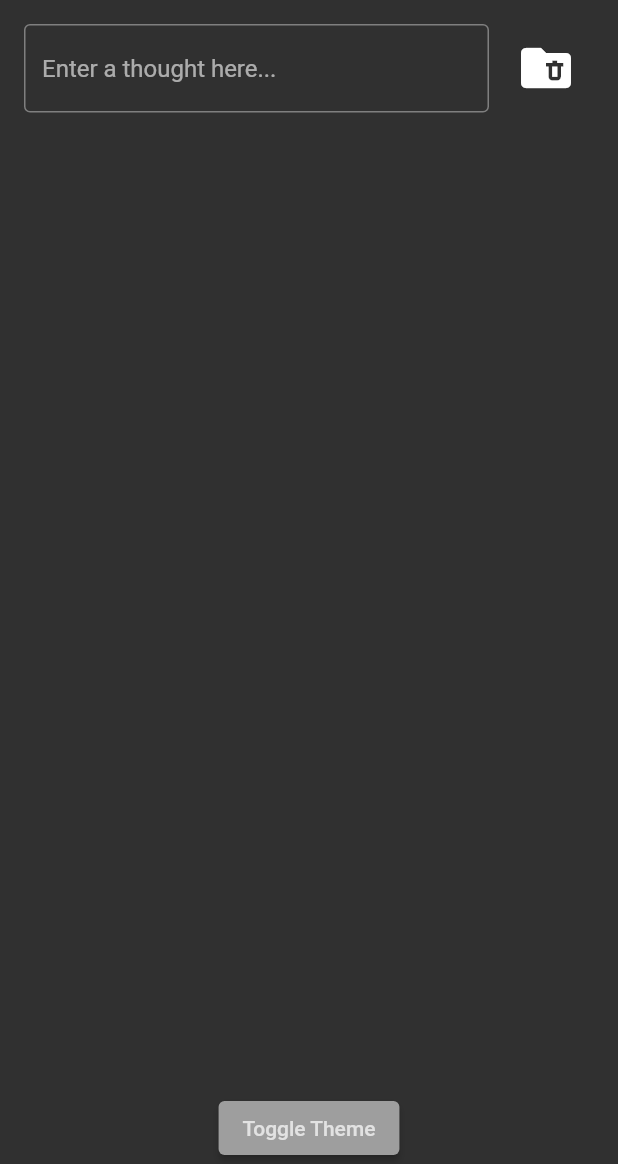
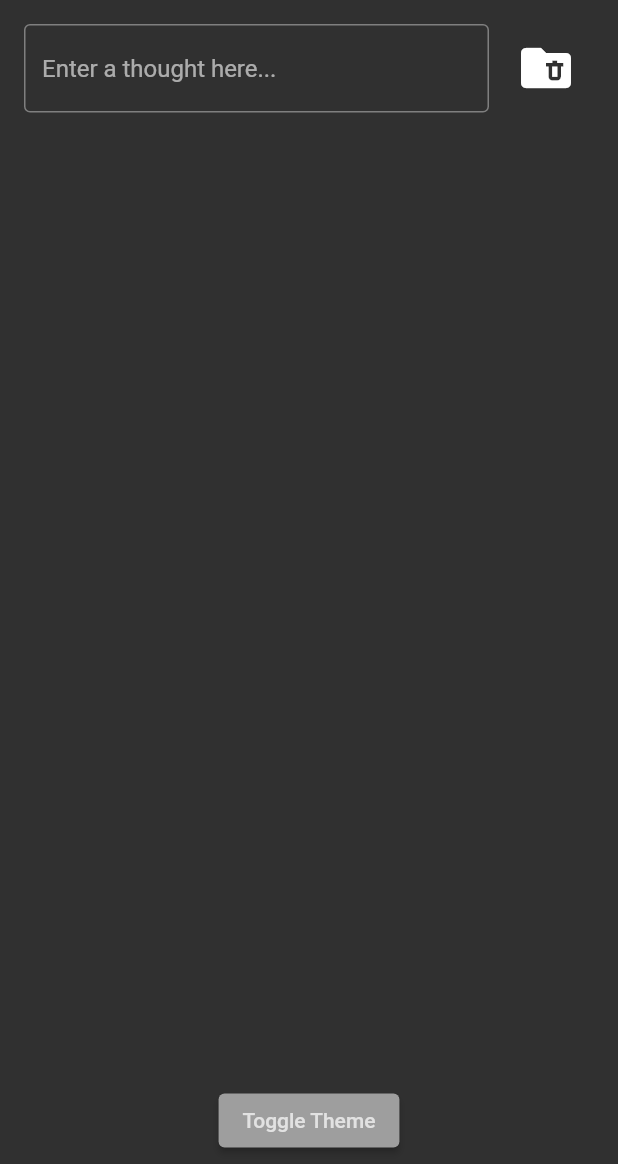
Before and after one commit to jacob-myers/ThoughtSort, a Flutter app: the screen it shows after launch, on a phone screen of 412 x 824 dp, the part 72-1236 px from its top. Run offline on Flutter 3.47's test engine with Material 2 defaults, Android fonts, the phone set to English and light mode, and no system bars; missing offline and left inert: bitsdojo_window, window_size.

Commit message:
Padding for the toggle button, App title doesn't change color.

```diff
--- a/lib/pages/home.dart
+++ b/lib/pages/home.dart
@@ -91,7 +91,7 @@ class _ThoughtSortHome extends State<ThoughtSortHome> {
 
     return Scaffold(
       body: WindowBorder(
-        color: Colors.white10,
+        color: Colors.black,
         width: 0,
         child: Column(
           children: [
@@ -106,7 +106,7 @@ class _ThoughtSortHome extends State<ThoughtSortHome> {
                         child: Row(
                           children: [
                             SizedBox(width: 8),
-                            Text(widget.title),
+                            Text(widget.title, style: TextStyle(color: Colors.white),),
                             Spacer(),
                           ],
                         ),
@@ -155,12 +155,15 @@ class _ThoughtSortHome extends State<ThoughtSortHome> {
                     removeThoughtFromEverywhere: removeThoughtFromEverywhere,
                   ),
 
+
+                  SizedBox(height: 5,),
                   ElevatedButton (
                     onPressed: () {
                       widget.toggleTheme();
                     },
                     child: Text("Toggle Theme"),
                   ),
+                  SizedBox(height: 5,),
                 ],
               ),
             ),
```
